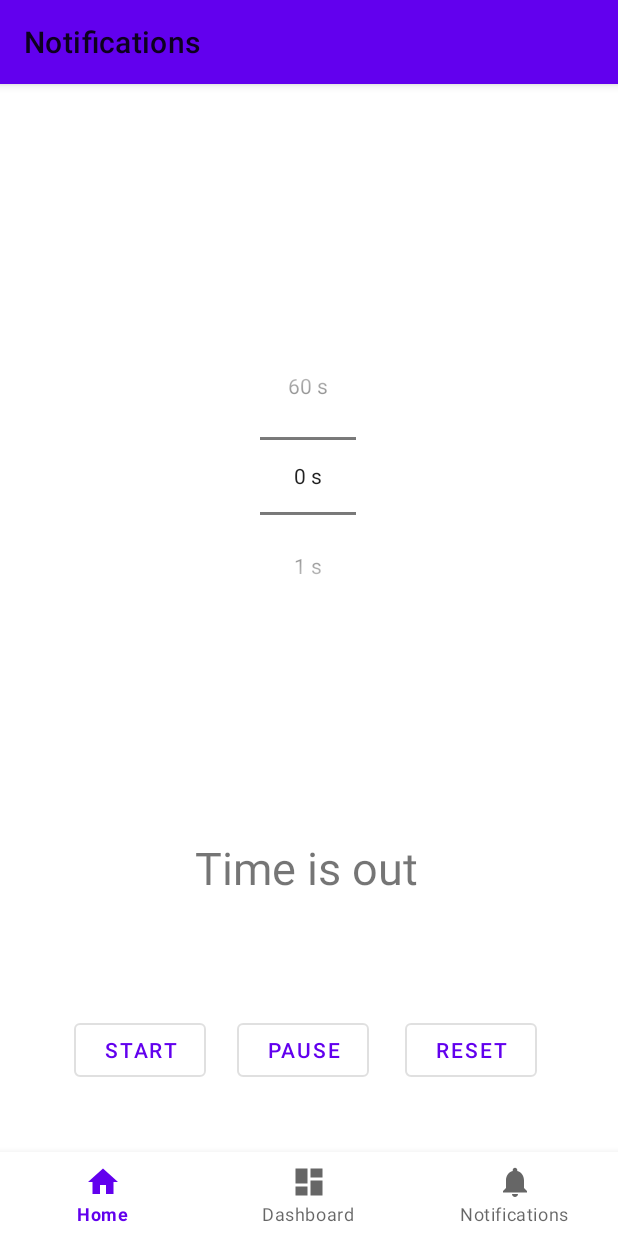
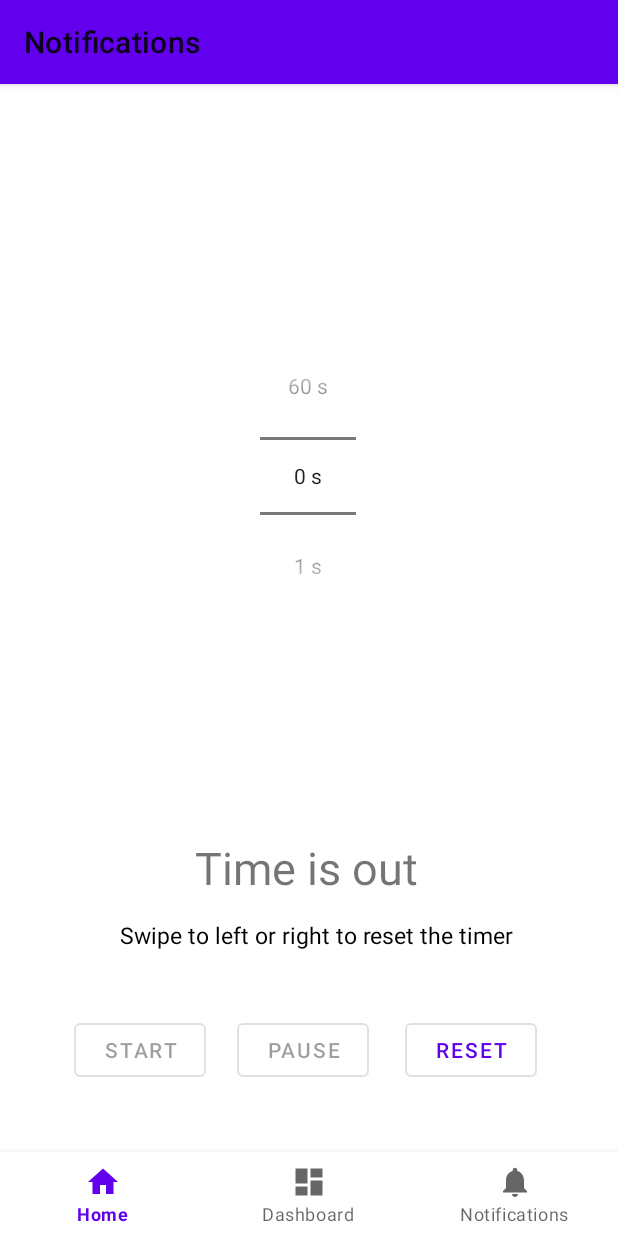
Before and after one commit to Jonnellisuus/Android-java, an Android app: the NotificationsFragment screen opened through its navigation route, after a tap on "START", on a phone screen of 412 x 824 dp. Run offline under Robolectric (Android 15) with nearby library versions, the phone set to English and light mode, and no system bars; our stand-ins replace navigation-ui; network calls fail.

Commit message:
Timer can now be reset by swiping to left or right. Also pause button is now disabled when time is out.

```diff
--- a/android-java-programming/app/src/main/java/com/example/helloworld/ui/notifications/NotificationsFragment.java
+++ b/android-java-programming/app/src/main/java/com/example/helloworld/ui/notifications/NotificationsFragment.java
@@ -7,6 +7,7 @@ import android.os.CountDownTimer;
 import android.provider.Settings;
 import android.util.Log;
 import android.view.LayoutInflater;
+import android.view.MotionEvent;
 import android.view.View;
 import android.view.ViewGroup;
 import android.view.animation.Animation;
@@ -34,12 +35,15 @@ public class NotificationsFragment extends Fragment implements View.OnClickListe
 
     TextView remainingTime;
     TextView timerFinishText;
+    TextView swipeResetTimer;
 
     int minValue = 0;
     int maxValue = 60;
     int i;
     int timeLeft;
     int pickedSecond;
+    float firstCoordinateX, secondCoordinateX;
+    int coordinateDistance = 100;
     boolean isTimerRunning;
 
     CountDownTimer countDownTimer;
@@ -80,9 +84,36 @@ public class NotificationsFragment extends Fragment implements View.OnClickListe
 
         timerFinishText = root.findViewById(R.id.timerFinishedText);
         remainingTime = root.findViewById(R.id.timerRemainingTime);
+        swipeResetTimer = root.findViewById(R.id.resetTimerSwipeText);
 
         timerFinishAnimation = AnimationUtils.loadAnimation(requireActivity().getApplicationContext(), R.anim.timer_finish_animation);
         defaultRingtone = RingtoneManager.getRingtone(getActivity(), Settings.System.DEFAULT_RINGTONE_URI);
+
+        root.setOnTouchListener(new View.OnTouchListener() {
+            @Override
+            public boolean onTouch(View v, MotionEvent event) {
+                switch (event.getAction()) {
+                    case MotionEvent.ACTION_DOWN:
+                        firstCoordinateX = event.getX();
+                        break;
+
+                    case MotionEvent.ACTION_UP:
+                        secondCoordinateX = event.getX();
+                        float valueX = secondCoordinateX - firstCoordinateX;
+
+                        if (Math.abs(valueX) > coordinateDistance) {
+                            if (secondCoordinateX > firstCoordinateX) {
+                                swipeResetTimer();
+                            }
+
+                            else {
+                                swipeResetTimer();
+                            }
+                        }
+                }
+                return true;
+            }
+        });
 
         return root;
     }
@@ -103,8 +134,11 @@ public class NotificationsFragment extends Fragment implements View.OnClickListe
 
                     public void onFinish() {
                         isTimerRunning = false;
+                        startTimerButton.setEnabled(false);
+                        pauseTimerButton.setEnabled(false);
                         remainingTime.setVisibility(View.INVISIBLE);
                         timerFinishText.setVisibility(View.VISIBLE);
+                        swipeResetTimer.setVisibility(View.VISIBLE);
                         timerFinishText.startAnimation(timerFinishAnimation);
                         defaultRingtone.play();
                     }
@@ -131,8 +165,10 @@ public class NotificationsFragment extends Fragment implements View.OnClickListe
                         }
 
                         public void onFinish() {
+                            pauseTimerButton.setEnabled(false);
                             remainingTime.setVisibility(View.INVISIBLE);
                             timerFinishText.setVisibility(View.VISIBLE);
+                            swipeResetTimer.setVisibility(View.VISIBLE);
                             timerFinishText.startAnimation(timerFinishAnimation);
                             defaultRingtone.play();
                         }
@@ -147,4 +183,10 @@ public class NotificationsFragment extends Fragment implements View.OnClickListe
                 break;
         }
     }
+
+    public void swipeResetTimer() {
+        defaultRingtone.stop();
+        countDownTimer.cancel();
+        getParentFragmentManager().beginTransaction().detach(this).attach(this).commit();
+    }
 }
--- a/android-java-programming/app/src/main/res/layout/fragment_notifications.xml
+++ b/android-java-programming/app/src/main/res/layout/fragment_notifications.xml
@@ -75,4 +75,18 @@
         app:layout_constraintBottom_toBottomOf="parent"
         app:layout_constraintStart_toStartOf="parent" />
 
+    <TextView
+        android:id="@+id/resetTimerSwipeText"
+        android:layout_width="wrap_content"
+        android:layout_height="wrap_content"
+        android:layout_marginStart="80dp"
+        android:layout_marginBottom="190dp"
+        android:foreground="?attr/selectableItemBackground"
+        android:text="@string/swipeResetTimer"
+        android:visibility="invisible"
+        android:textSize="15sp"
+        android:textColor="@android:color/black"
+        app:layout_constraintBottom_toBottomOf="parent"
+        app:layout_constraintStart_toStartOf="parent" />
+
 </androidx.constraintlayout.widget.ConstraintLayout>
--- a/android-java-programming/app/src/main/res/values/strings.xml
+++ b/android-java-programming/app/src/main/res/values/strings.xml
@@ -44,5 +44,6 @@
 
     <string name="gestureLeftSwipe">You swiped left to guess game</string>
     <string name="gestureRightSwipe">You swiped right to guess game</string>
+    <string name="swipeResetTimer">Swipe to left or right to reset the timer</string>
 
 </resources>
```
Also changed, not shown: 1 other file.
